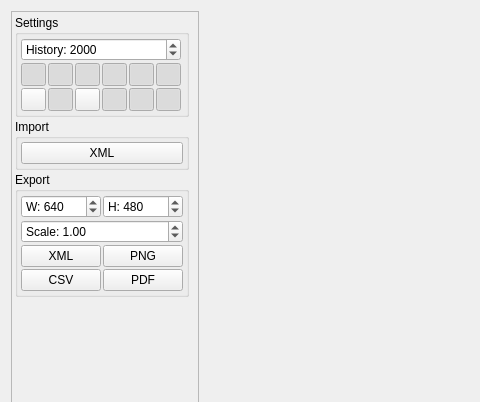
This is widgets/experimentplot.ui in njupt-robomasters/vesc_tool-zh as Qt 5 draws it before an edit; both pictures show x 0 to 480 and y 0 to 402 of the 1442 by 599 pixel window. The edited form follows.
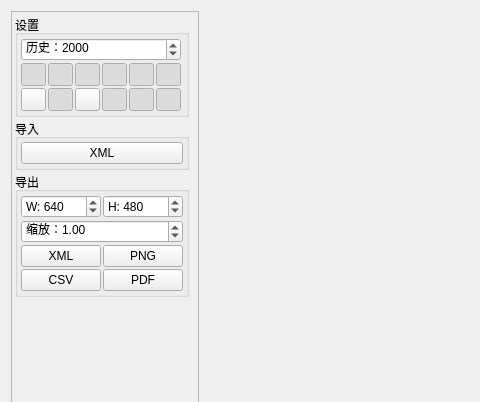
This is the edited form. Custom widgets are drawn as their Qt base class.

What changed in the file:
```diff
--- a/widgets/experimentplot.ui
+++ b/widgets/experimentplot.ui
@@ -50,7 +50,7 @@
        <item>
         <widget class="QGroupBox" name="groupBox_3">
          <property name="title">
-          <string>Settings</string>
+          <string>设置</string>
          </property>
          <layout class="QGridLayout" name="gridLayout_2">
           <property name="leftMargin">
@@ -140,7 +140,7 @@
              <string>Drop old samples when the plot grows larger than this</string>
             </property>
             <property name="prefix">
-             <string>History: </string>
+             <string>历史：</string>
             </property>
             <property name="minimum">
              <number>2</number>
@@ -369,7 +369,7 @@
        <item>
         <widget class="QGroupBox" name="groupBox">
          <property name="title">
-          <string>Import</string>
+          <string>导入</string>
          </property>
          <layout class="QVBoxLayout" name="verticalLayout">
           <property name="spacing">
@@ -400,7 +400,7 @@
        <item>
         <widget class="QGroupBox" name="groupBox_2">
          <property name="title">
-          <string>Export</string>
+          <string>导出</string>
          </property>
          <layout class="QGridLayout" name="gridLayout">
           <property name="leftMargin">
@@ -484,7 +484,7 @@
              <string>Export Scale</string>
             </property>
             <property name="prefix">
-             <string>Scale: </string>
+             <string>缩放：</string>
             </property>
             <property name="singleStep">
              <double>0.100000000000000</double>
```
Left out of the diff: 26 changed lines with no effect on the pictures.
